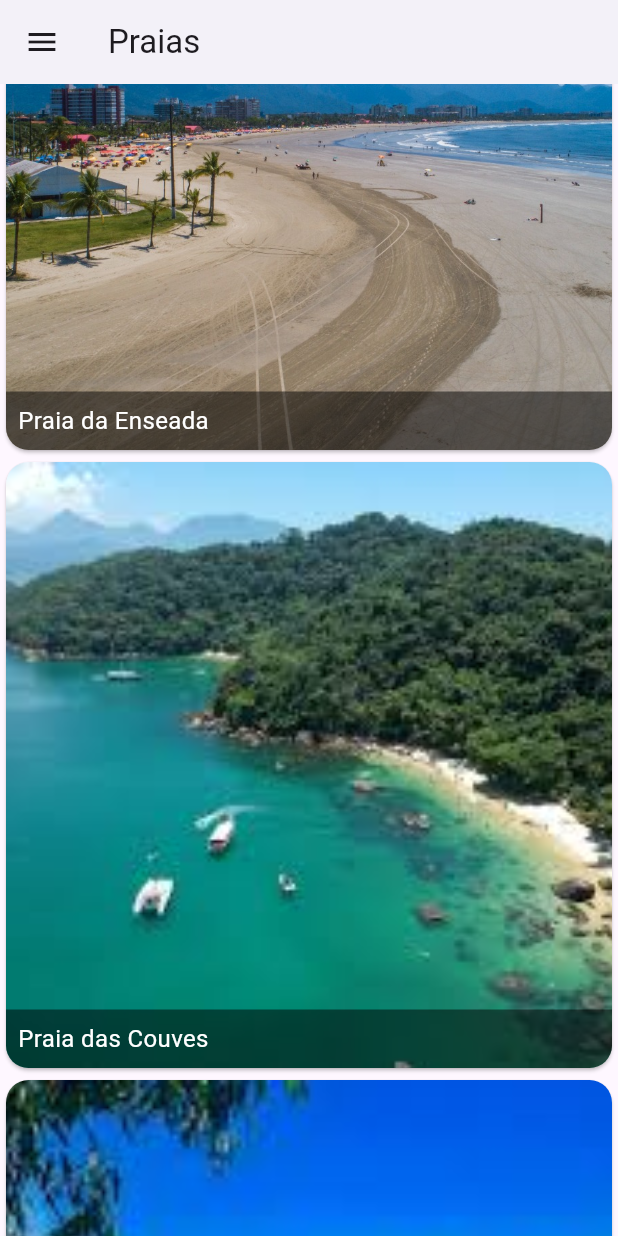
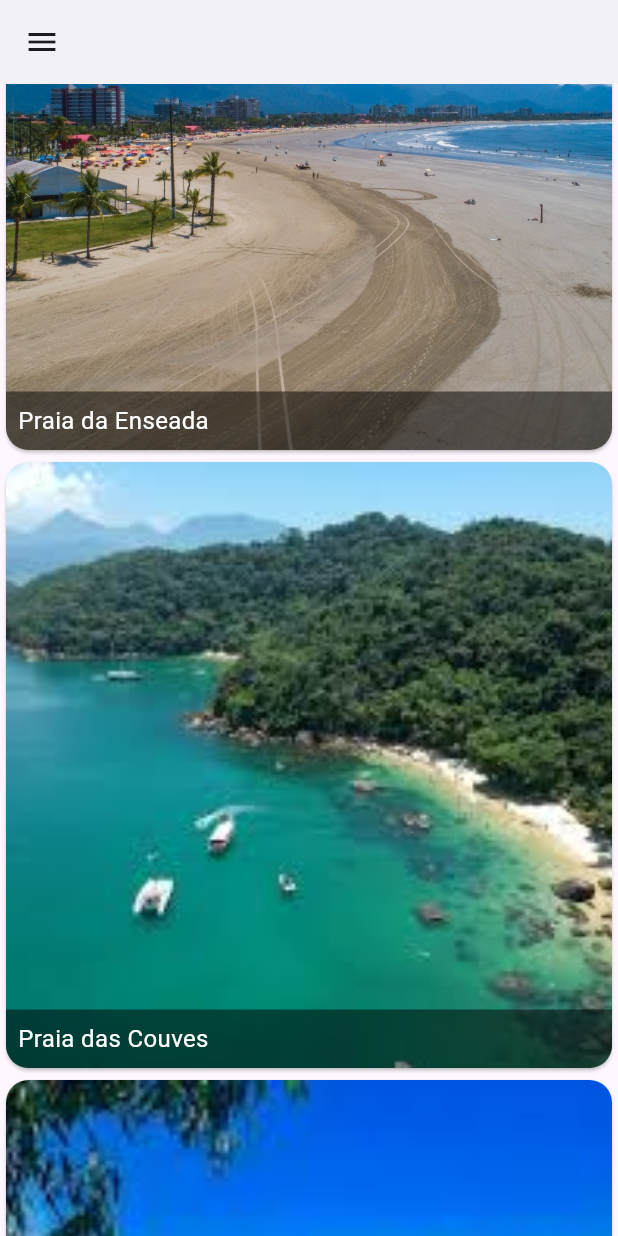
Before and after one commit to SamuelVasconcelos-Br/Sand-lias, a Flutter app: the PraiasPag screen opened directly, scrolled down 576 dp, on a phone screen of 412 x 824 dp. Run offline on Flutter 3.47's test engine with Material 3 defaults, Android fonts, the phone set to English and light mode, and no system bars.

Commit message:
Update praias.dart

```diff
--- a/appsandalias/lib/praias.dart
+++ b/appsandalias/lib/praias.dart
@@ -1,3 +1,4 @@
+import 'package:appsandalias/main.dart';
 import 'package:flutter/material.dart';
 
 @override
@@ -28,7 +29,7 @@ class _MyPraiaPageState extends State<PraiasPag> {
     return Scaffold(
       appBar: AppBar(
         backgroundColor: const Color.fromARGB(255, 255, 255, 255),
-        title: const Text('Praias'),
+
         leading: Builder(
           builder: (BuildContext context) {
             return IconButton(
@@ -60,13 +61,6 @@ class _MyPraiaPageState extends State<PraiasPag> {
               ),
             ),
             ListTile(
-              leading: const Icon(Icons.home),
-              title: const Text('Home'),
-              onTap: () {
-                Navigator.pop(context);
-              },
-            ),
-            ListTile(
               leading: const Icon(Icons.map),
               title: const Text('Trilha'),
               onTap: () {
@@ -77,7 +71,7 @@ class _MyPraiaPageState extends State<PraiasPag> {
               leading: const Icon(Icons.pets),
               title: const Text('Espécies'),
               onTap: () {
-                Navigator.pop(context);
+                 Navigator.push(context, MaterialPageRoute(builder: (context) => const MyHomePage()), );
               },
             ),
           ],
@@ -87,7 +81,7 @@ class _MyPraiaPageState extends State<PraiasPag> {
       body: GridView.count(
         crossAxisCount: 1,
         children: const <Widget>[
-          PraiaCard(imagePath: 'assets/images/PraiaMaresias.jpeg', praiaName: 'Praia de Maresias',  descricao: '',),
+          PraiaCard(imagePath: 'assets/images/PraiaMaresias.jpg', praiaName: 'Praia de Maresias',  descricao: '',),
           PraiaCard(imagePath: 'assets/images/PraiaEnseada.jpeg', praiaName: 'Praia da Enseada', descricao: '',),
           PraiaCard(imagePath: 'assets/images/PraiaCouves.jpeg', praiaName: 'Praia das Couves', descricao: '',),
           PraiaCard(imagePath: 'assets/images/PraiaJuliao.jpeg', praiaName: 'Praia do Julião', descricao: '',),
```
